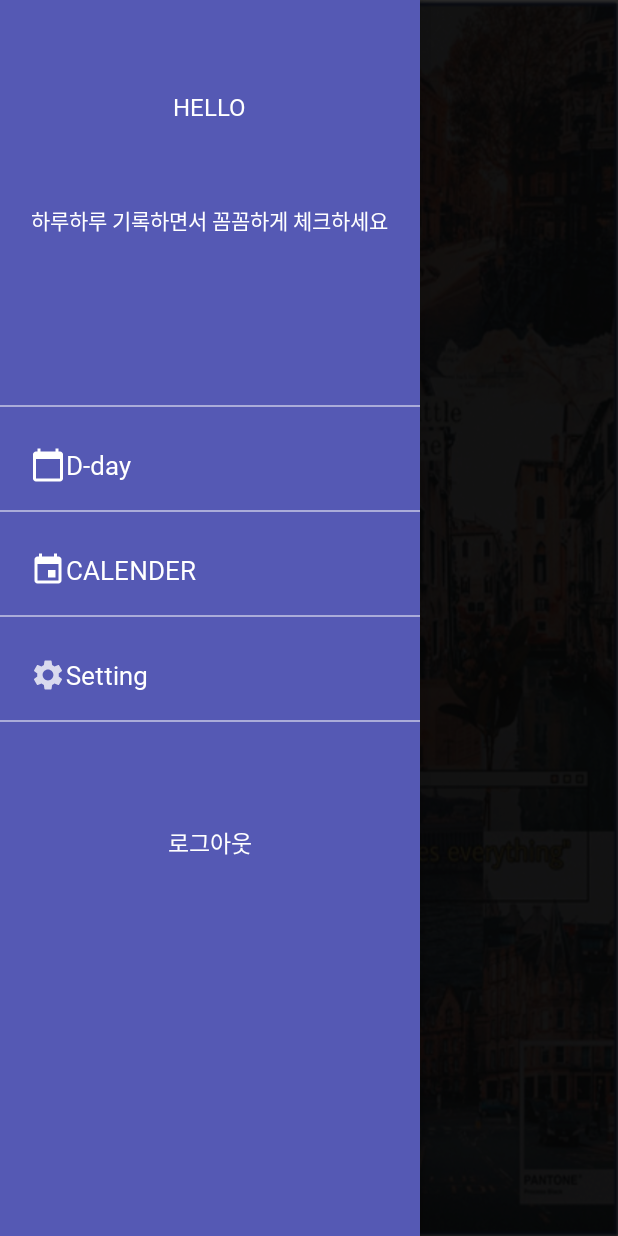
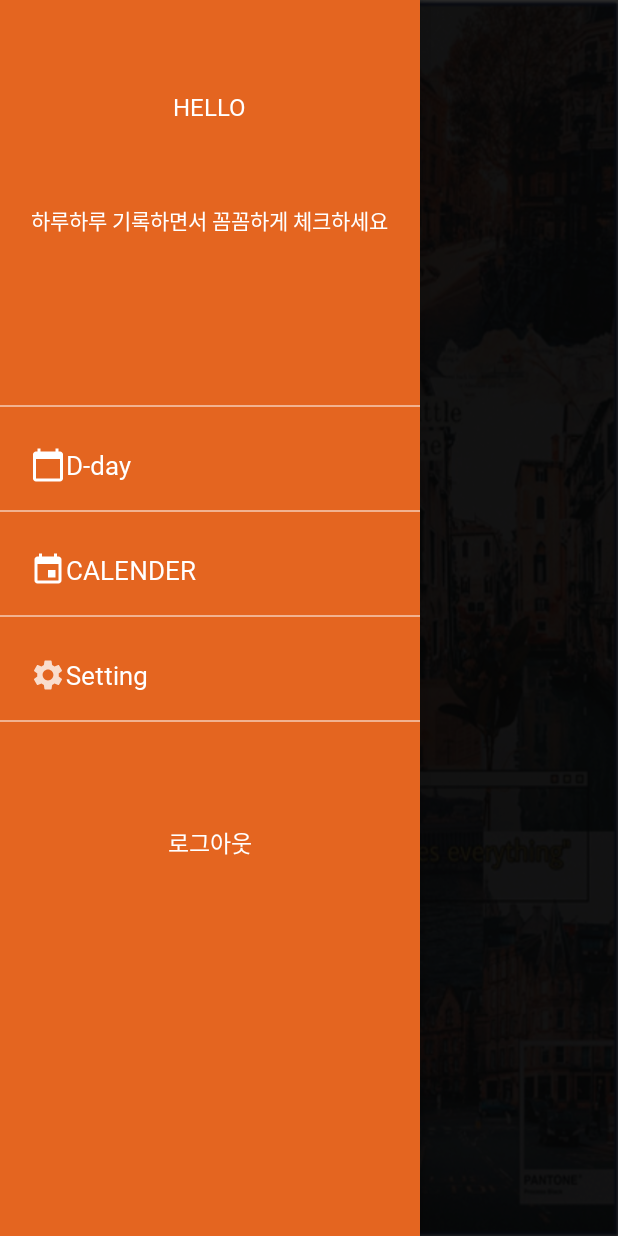
Before and after one commit to IknowAra/Check-Check-, an Android app: the screen it shows after launch once a user with an empty profile is signed in (HomeActivity), with the side drawer open, on a phone screen of 412 x 824 dp. Run offline under Robolectric (Android 15) with nearby library versions, the light colour scheme and no system bars; our stand-ins replace Firebase (no records; nobody signed in at launch, a user with empty details on screens opened directly).

Commit message:
드로어 색 변경

```diff
--- a/app/src/main/res/layout/activity_drawer.xml
+++ b/app/src/main/res/layout/activity_drawer.xml
@@ -4,14 +4,14 @@
     android:layout_width="280dp"
     android:layout_height="match_parent"
     android:layout_gravity="start"
-    android:background="#5559b4"
+    android:background="#E46520"
     android:gravity="center"
     android:orientation="vertical">
 
     <RelativeLayout
         android:layout_width="match_parent"
         android:layout_height="match_parent"
-        android:background="#5559b4"
+        android:background="#E46520"
         android:orientation="horizontal">
 
         <ImageView
@@ -94,7 +94,7 @@
             android:textSize="14dp"></TextView>
 
         <TextView
-            android:id="@+id/nav_ex"
+            android:id="@+id/nav_dday"
             android:layout_width="81dp"
             android:layout_height="wrap_content"
             android:layout_marginLeft="44dp"
@@ -106,7 +106,7 @@
             android:textSize="17sp"></TextView>
 
         <TextView
-            android:id="@+id/nav_info"
+            android:id="@+id/nav_cal"
             android:layout_width="wrap_content"
             android:layout_height="wrap_content"
             android:layout_marginLeft="44dp"
@@ -118,7 +118,7 @@
             android:textSize="17sp"></TextView>
 
         <TextView
-            android:id="@+id/nav_help"
+            android:id="@+id/nav_setting"
             android:layout_width="wrap_content"
             android:layout_height="wrap_content"
             android:layout_marginLeft="44dp"
```
Also changed, not shown: app/src/main/java/com/javaProject/checkcheck/CalenderActivity.java (added, +32 -0 lines), app/src/main/res/layout/activity_calender.xml (added, +18 -0 lines), app/src/main/res/layout/activity_events.xml (added, +8 -0 lines).
